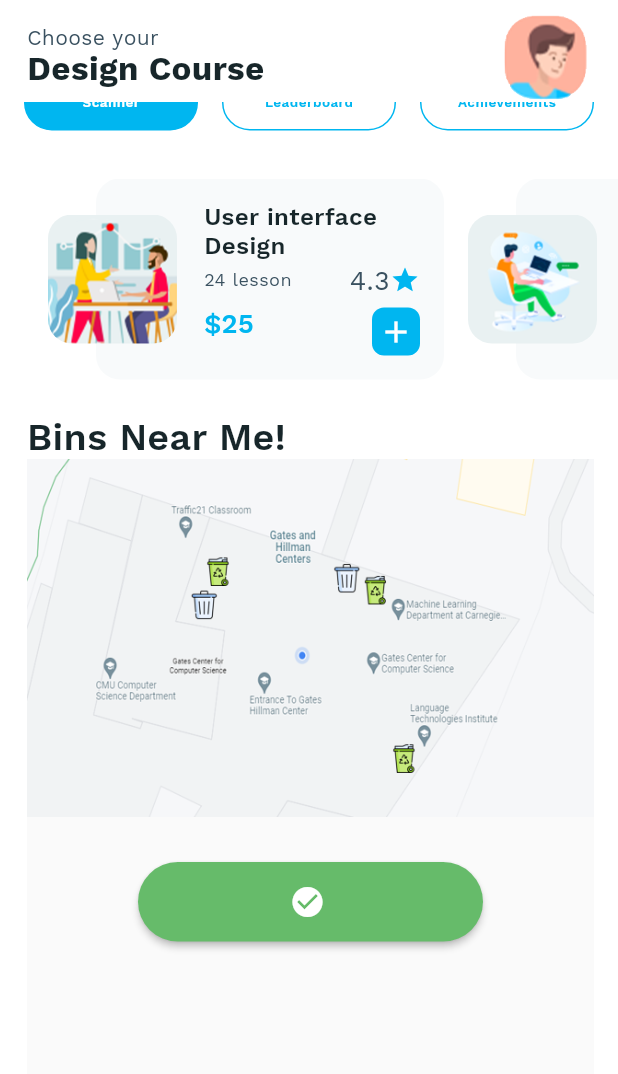
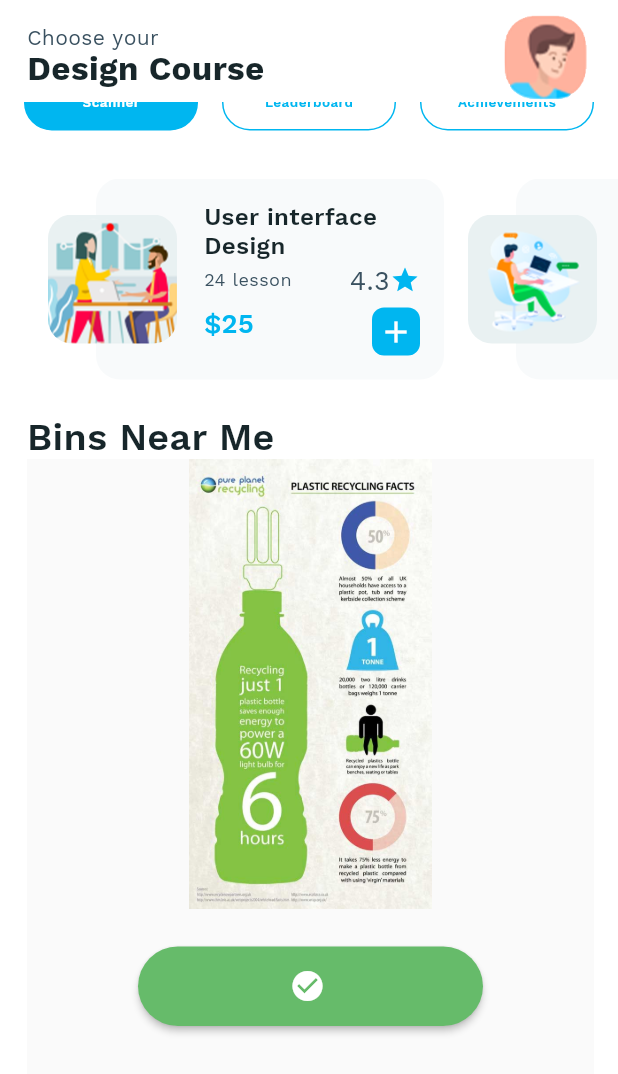
Before and after one commit to Icyviolet23/trash_buddy_2.0, a Flutter app: the screen it shows after launch, scrolled down 68 dp, after a tap on "Redeem!", on a phone screen of 412 x 824 dp. Shown: the top 1074 px of the screen. Run offline on Flutter 3.47's test engine with Material 2 defaults, Android fonts, the phone set to English and light mode, and no system bars; drawn by our look-alikes of progress_state_button; our stand-ins replace flutter_rating_bar, font_awesome_flutter.

```diff
--- a/Best-Flutter-UI-Templates-master/best_flutter_ui_templates/lib/design_course/home_design_course.dart
+++ b/Best-Flutter-UI-Templates-master/best_flutter_ui_templates/lib/design_course/home_design_course.dart
@@ -146,7 +146,7 @@ class _DesignCourseHomeScreenState extends State<DesignCourseHomeScreen> {
         crossAxisAlignment: CrossAxisAlignment.start,
         children: <Widget>[
           Text(
-            'Bins Near Me!',
+            'Bins Near Me',
             textAlign: TextAlign.center,
             style: TextStyle(
               fontWeight: FontWeight.w600,
@@ -383,6 +383,7 @@ class _ProgressButtonHomePageState extends State<ProgressButtonHomePage> {
   ButtonState stateOnlyCustomIndicatorText = ButtonState.idle;
   ButtonState stateTextWithIcon = ButtonState.idle;
   ButtonState stateTextWithIconMinWidthState = ButtonState.idle;
+  bool imageState = true;
 
   Widget buildCustomButton() {
     var progressTextButton = ProgressButton(
@@ -506,9 +507,14 @@ class _ProgressButtonHomePageState extends State<ProgressButtonHomePage> {
         child: Column(
           mainAxisAlignment: MainAxisAlignment.start,
           children: <Widget>[
-            Image.asset("assets/design_course/binmap2.png"),
+            imageState ? Image.asset("assets/design_course/binmap2.png") :
+
             Container(
-              height: 30
+                height: 300,
+                child : Image.asset("assets/design_course/bottle_facts.jpg")
+            ),
+            Container(
+              height: 25
             ),
             buildTextWithIcon()
           ],
@@ -568,6 +574,8 @@ class _ProgressButtonHomePageState extends State<ProgressButtonHomePage> {
           });
         });
 
+        imageState = !imageState;
+
         break;
       case ButtonState.loading:
         break;
```
Also changed, not shown: Best-Flutter-UI-Templates-master/best_flutter_ui_templates/assets/design_course/bottle_facts.jpg (added).
